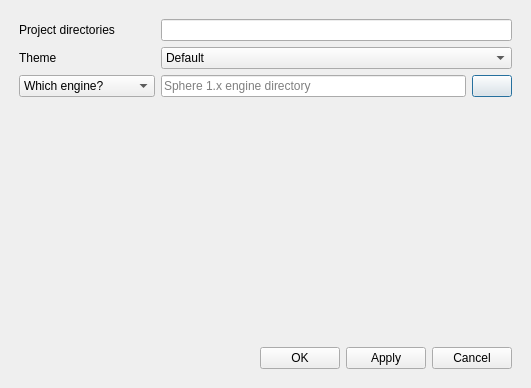
Above: settingswindow.ui from Eggbertx/QtSphere-IDE before the change. Below: the same form after it.
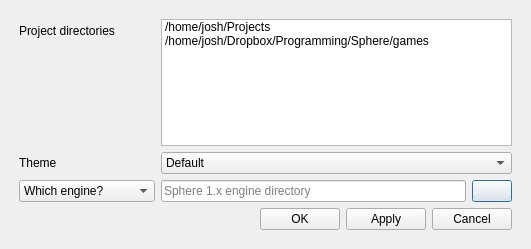
That is the form after the change.

Commit message: add QScintilla for highlighting, line numbers

The edit to the form file:
```diff
--- a/settingswindow.ui
+++ b/settingswindow.ui
@@ -7,7 +7,7 @@
     <x>0</x>
     <y>0</y>
     <width>531</width>
-    <height>388</height>
+    <height>249</height>
    </rect>
   </property>
   <property name="windowTitle">
@@ -37,9 +37,6 @@
          </property>
         </widget>
        </item>
-       <item row="0" column="1">
-        <widget class="QLineEdit" name="projectDirectories_txt"/>
-       </item>
        <item row="1" column="0">
         <widget class="QLabel" name="theme_lbl">
          <property name="text">
@@ -121,6 +118,20 @@
          </item>
         </layout>
        </item>
+       <item row="0" column="1">
+        <widget class="QListWidget" name="listWidget">
+         <item>
+          <property name="text">
+           <string>/home/josh/Projects</string>
+          </property>
+         </item>
+         <item>
+          <property name="text">
+           <string>/home/josh/Dropbox/Programming/Sphere/games</string>
+          </property>
+         </item>
+        </widget>
+       </item>
       </layout>
      </item>
      <item>
```
The commit also changes 755 other files.
